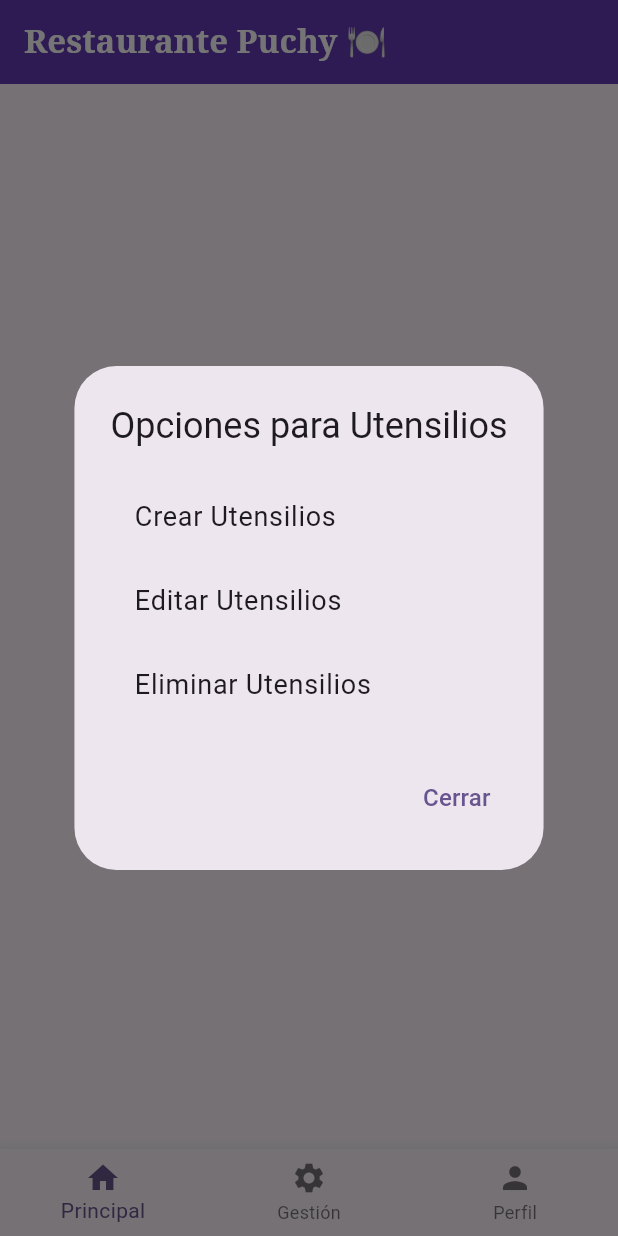
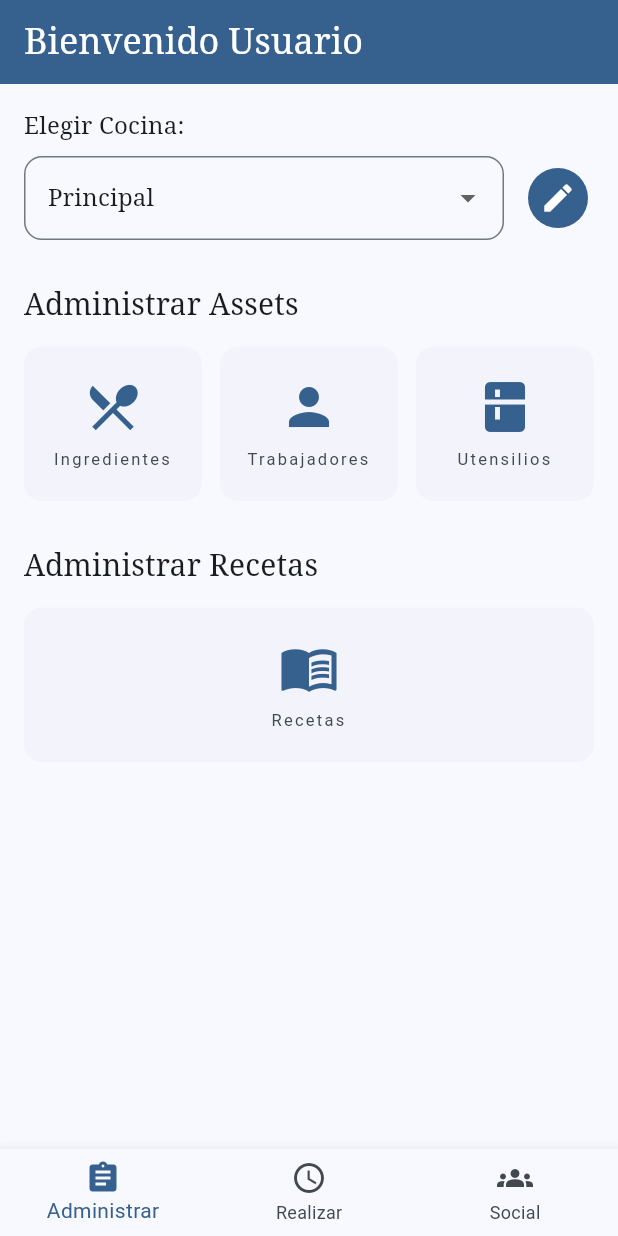
Before and after one commit to rikich3/kefa, a Flutter app: the screen it shows after launch, after a tap on "Utensilios", on a phone screen of 412 x 824 dp. Run offline on Flutter 3.47's test engine with Material 3 defaults, Android fonts, the phone set to English and light mode, and no system bars; our stand-ins replace google_fonts; Roboto replaces fonts that are missing (SansSerif).

Commit message:
Aplicacion base, con Material Design 3

```diff
--- /dev/null
+++ b/lib/home_page.dart
@@ -0,0 +1,76 @@
+import 'package:flutter/material.dart';
+import 'manage_tab.dart'; // Importar la pestaña de administración
+import 'work_tab.dart'; // Importar placeholder
+import 'social_tab.dart'; // Importar placeholder
+
+class HomePage extends StatefulWidget {
+  const HomePage({super.key});
+
+  @override
+  State<HomePage> createState() => _HomePageState();
+}
+
+class _HomePageState extends State<HomePage> {
+  int _selectedIndex = 0; // Índice seleccionado por defecto
+
+  // Lista de widgets para cada pestaña del BottomNavBar
+  static const List<Widget> _widgetOptions = <Widget>[
+    ManageTab(), // Contenido de la pestaña Administrar
+    WorkTabPlaceholder(), // Contenido de la pestaña Realizar (Placeholder)
+    SocialTabPlaceholder(), // Contenido de la pestaña Social (Placeholder)
+  ];
+
+  // Función que se llama cuando se toca un ítem del BottomNavBar
+  void _onItemTapped(int index) {
+    setState(() {
+      _selectedIndex = index; // Actualizar el índice seleccionado
+    });
+  }
+
+  @override
+  Widget build(BuildContext context) {
+    // Acceder al ColorScheme y TextTheme definidos en ThemeData
+    final ColorScheme colorScheme = Theme.of(context).colorScheme;
+    final TextTheme textTheme = Theme.of(context).textTheme;
+
+    return Scaffold(
+      appBar: AppBar(
+        // Título de la AppBar, usando un estilo de texto del tema (serif)
+        title: Text(
+          'Bienvenido Usuario',
+          style: textTheme.headlineSmall?.copyWith(color: colorScheme.onPrimary), // Usar color contrastante sobre primary
+        ),
+        backgroundColor: colorScheme.primary, // Color de fondo de la AppBar (del tema)
+        foregroundColor: colorScheme.onPrimary, // Color de los iconos y texto en la AppBar (del tema)
+      ),
+      // El cuerpo usa IndexedStack para mostrar el widget correspondiente al índice seleccionado
+      body: IndexedStack(
+        index: _selectedIndex,
+        children: _widgetOptions,
+      ),
+      // El BottomNavigationBar
+      bottomNavigationBar: BottomNavigationBar(
+        items: const <BottomNavigationBarItem>[
+          BottomNavigationBarItem(
+            icon: Icon(Icons.assignment), // Icono de portapapeles/lista
+            label: 'Administrar',
+          ),
+          BottomNavigationBarItem(
+            icon: Icon(Icons.access_time), // Icono de reloj
+            label: 'Realizar',
+          ),
+          BottomNavigationBarItem(
+            icon: Icon(Icons.groups), // Icono de grupo/social
+            label: 'Social',
+          ),
+        ],
+        currentIndex: _selectedIndex, // Índice seleccionado actualmente
+        selectedItemColor: colorScheme.primary, // Color del ítem seleccionado (M3 lo usa así por defecto)
+        unselectedItemColor: colorScheme.onSurfaceVariant, // Color de los ítems no seleccionados
+        onTap: _onItemTapped, // Función que se llama al tocar un ítem
+        // Puedes personalizar el estilo del BottomNavBar aún más si lo deseas,
+        // pero con M3 habilitado y ColorScheme definido, ya tiene un buen look por defecto.
+      ),
+    );
+  }
+}
--- a/lib/main.dart
+++ b/lib/main.dart
@@ -1,304 +1,59 @@
 import 'package:flutter/material.dart';
+import 'package:google_fonts/google_fonts.dart'; // Importar google_fonts
+import 'home_page.dart'; // Importar la pantalla principal
 
 void main() {
-  runApp(MyApp());
+  runApp(const MyApp());
 }
 
-// Punto de entrada de la app
 class MyApp extends StatelessWidget {
   const MyApp({super.key});
 
   @override
   Widget build(BuildContext context) {
+    // Elegimos una fuente serif de Google Fonts para títulos/subtítulos
+    // Y usamos la fuente por defecto de Material Design (generalmente Roboto/system sans-serif)
+    // para el resto del texto.
+    final TextTheme myTextTheme = TextTheme(
+      displayLarge: TextStyle(fontFamily: 'serif', fontSize: 96, fontWeight: FontWeight.w300, letterSpacing: -1.5),
+      displayMedium: TextStyle(fontFamily: 'serif', fontSize: 60, fontWeight: FontWeight.w300, letterSpacing: -0.5),
+      displaySmall: TextStyle(fontFamily: 'serif', fontSize: 48, fontWeight: FontWeight.w400),
+      headlineLarge: TextStyle(fontFamily: 'serif', fontSize: 40, fontWeight: FontWeight.w400),
+      headlineMedium: TextStyle(fontFamily: 'serif', fontSize: 34, fontWeight: FontWeight.w400, letterSpacing: 0.25),
+      headlineSmall: TextStyle(fontFamily: 'serif', fontSize: 24, fontWeight: FontWeight.w400),
+      titleLarge: TextStyle(fontFamily: 'serif', fontSize: 20, fontWeight: FontWeight.w500, letterSpacing: 0.15),
+      titleMedium: TextStyle(fontFamily: 'serif', fontSize: 16, fontWeight: FontWeight.w400, letterSpacing: 0.15),
+      titleSmall: TextStyle(fontFamily: 'serif', fontSize: 14, fontWeight: FontWeight.w500, letterSpacing: 0.1),
+      bodyLarge: TextStyle(fontFamily: 'sans-serif', fontSize: 16, fontWeight: FontWeight.w400, letterSpacing: 0.5),
+      bodyMedium: TextStyle(fontFamily: 'sans-serif', fontSize: 14, fontWeight: FontWeight.w400, letterSpacing: 0.25),
+      bodySmall: TextStyle(fontFamily: 'sans-serif', fontSize: 12, fontWeight: FontWeight.w400, letterSpacing: 0.4),
+      labelLarge: TextStyle(fontFamily: 'sans-serif', fontSize: 14, fontWeight: FontWeight.w500, letterSpacing: 1.25),
+      labelMedium: TextStyle(fontFamily: 'sans-serif', fontSize: 11, fontWeight: FontWeight.w400, letterSpacing: 1.5),
+      labelSmall: TextStyle(fontFamily: 'sans-serif', fontSize: 10, fontWeight: FontWeight.w400, letterSpacing: 1.5),
+    );
+
     return MaterialApp(
-      title: 'Gestión de Cocina',
+      title: 'kefa, cocina virtual',
+      // Habilitar Material Design 3
       theme: ThemeData(
-      useMaterial3: true,
-      primarySwatch: Colors.deepPurple,
-      colorScheme: ColorScheme.fromSeed(seedColor: Colors.deepPurple),
-      appBarTheme: AppBarTheme(
-        backgroundColor: Colors.deepPurple,
-        foregroundColor: Colors.white,
-        titleTextStyle: TextStyle(
-        fontFamily: 'Serif',
-        fontSize: 22,
-        fontWeight: FontWeight.bold,
-        ),
+        useMaterial3: true,
+        // Generar paleta de colores M3 basada en un color semilla (morado)
+        colorScheme: ColorScheme.fromSeed(seedColor: Colors.blue),
+        // Aplicar la tipografía personalizada
+        textTheme: myTextTheme,
+        // Puedes ajustar otros aspectos del tema aquí si es necesario
       ),
-      textTheme: TextTheme(
-        headlineLarge: TextStyle(
-        fontFamily: 'Serif',
-        fontSize: 32,
-        fontWeight: FontWeight.bold,
-        color: Colors.deepPurple,
-        ),
-        headlineMedium: TextStyle(
-        fontFamily: 'Serif',
-        fontSize: 24,
-        fontWeight: FontWeight.bold,
-        color: Colors.deepPurple,
-        ),
-        bodyLarge: TextStyle(
-        fontFamily: 'SansSerif',
-        fontSize: 18,
-        color: Colors.black87,
-        ),
-        bodyMedium: TextStyle(
-        fontFamily: 'SansSerif',
-        fontSize: 14,
-        color: Colors.black87,
-        ),
-        labelLarge: TextStyle(
-        fontFamily: 'SansSerif',
-        fontSize: 16,
-        color: Colors.deepPurple,
-        ),
+      // Opcional: Configurar un tema oscuro si lo deseas
+      darkTheme: ThemeData(
+         useMaterial3: true,
+         colorScheme: ColorScheme.fromSeed(seedColor: Colors.white, brightness: Brightness.dark),
+         textTheme: myTextTheme, // Usar la misma tipografía, se adapta a colores oscuros
       ),
-      elevatedButtonTheme: ElevatedButtonThemeData(
-        style: ElevatedButton.styleFrom(
-        backgroundColor: Colors.deepPurple,
-        foregroundColor: Colors.white,
-        textStyle: TextStyle(
-          fontFamily: 'SansSerif',
-          fontSize: 16,
-          fontWeight: FontWeight.bold,
-        ),
-        ),
-      ),
-      ),
-      darkTheme: ThemeData(
-      useMaterial3: true,
-      brightness: Brightness.dark,
-      colorScheme: ColorScheme.fromSeed(
-        seedColor: Colors.deepPurple,
-        brightness: Brightness.dark,
-      ),
-      appBarTheme: AppBarTheme(
-        backgroundColor: Colors.deepPurple[700],
-        foregroundColor: Colors.white,
-        titleTextStyle: TextStyle(
-        fontFamily: 'Serif',
-        fontSize: 22,
-        fontWeight: FontWeight.bold,
-        color: Colors.white,
-        ),
-      ),
-      textTheme: TextTheme(
-        headlineLarge: TextStyle(
-        fontFamily: 'Serif',
-        fontSize: 32,
-        fontWeight: FontWeight.bold,
-        color: Colors.deepPurple[200],
-        ),
-        headlineMedium: TextStyle(
-        fontFamily: 'Serif',
-        fontSize: 24,
-        fontWeight: FontWeight.bold,
-        color: Colors.deepPurple[200],
-        ),
-        bodyLarge: TextStyle(
-        fontFamily: 'SansSerif',
-        fontSize: 18,
-        color: Colors.white,
-        ),
-        bodyMedium: TextStyle(
-        fontFamily: 'SansSerif',
-        fontSize: 14,
-        color: Colors.white70,
-        ),
-        labelLarge: TextStyle(
-        fontFamily: 'SansSerif',
-        fontSize: 16,
-        color: Colors.deepPurple[200],
-        ),
-      ),
-      elevatedButtonTheme: ElevatedButtonThemeData(
-        style: ElevatedButton.styleFrom(
-        backgroundColor: Colors.deepPurple[700],
-        foregroundColor: Colors.white,
-        textStyle: TextStyle(
-          fontFamily: 'SansSerif',
-          fontSize: 16,
-          fontWeight: FontWeight.bold,
-        ),
-        ),
-      ),
-      ),
-      themeMode: ThemeMode.system,
-      home: HomeWithBottomNav(),
+      // Opcional: Decidir cómo se aplica el tema (sistema, claro, oscuro)
+      themeMode: ThemeMode.system, // Seguir la configuración del sistema operativo
+
+      home: const HomePage(), // Establecer la pantalla principal
+      debugShowCheckedModeBanner: false, // Ocultar el banner de debug
     );
   }
 }
-
-// Widget principal que maneja el BottomNavigationBar
-class HomeWithBottomNav extends StatefulWidget {
-  const HomeWithBottomNav({super.key});
-
-  @override
-  _HomeWithBottomNavState createState() => _HomeWithBottomNavState();
-}
-
-class _HomeWithBottomNavState extends State<HomeWithBottomNav> {
-  int _selectedIndex = 0;
-
-  final List<Widget> _pantallas = [
-    PantallaPrincipal(),
-    PlaceholderWidget('Gestión'),
-    PlaceholderWidget('Perfil'),
-  ];
-
-  void _onItemTapped(int index) {
-    setState(() {
-      _selectedIndex = index;
-    });
-  }
-
-  @override
-  Widget build(BuildContext context) {
-    return Scaffold(
-      body: _pantallas[_selectedIndex],
-      bottomNavigationBar: BottomNavigationBar(
-        currentIndex: _selectedIndex,
-        onTap: _onItemTapped,
-        items: const [
-          BottomNavigationBarItem(
-              icon: Icon(Icons.home), label: 'Principal'),
-          BottomNavigationBarItem(
-              icon: Icon(Icons.settings), label: 'Gestión'),
-          BottomNavigationBarItem(
-              icon: Icon(Icons.person), label: 'Perfil'),
-        ],
-      ),
-    );
-  }
-}
-
-// Pantalla principal con AppBar y 4 botones
-class PantallaPrincipal extends StatelessWidget {
-  const PantallaPrincipal({super.key});
-
-  void mostrarOpciones(BuildContext context, String titulo) {
-    showDialog(
-      context: context,
-      builder: (context) {
-        return AlertDialog(
-          title: Text('Opciones para $titulo'),
-          content: Column(
-            mainAxisSize: MainAxisSize.min,
-            children: [
-              ListTile(title: Text('Crear $titulo')),
-              ListTile(title: Text('Editar $titulo')),
-              ListTile(title: Text('Eliminar $titulo')),
-            ],
-          ),
-          actions: [
-            TextButton(
-              child: Text('Cerrar'),
-              onPressed: () => Navigator.of(context).pop(),
-            ),
-          ],
-        );
-      },
-    );
-  }
-
-  @override
-  Widget build(BuildContext context) {
-    return Scaffold(
-      appBar: AppBar(
-        title: Text('Restaurante Puchy 🍽️'),
-      ),
-      body: Padding(
-        padding: const EdgeInsets.all(20),
-        child: Center(
-          child: SizedBox(
-            width: 250,
-            child: ListView(
-              shrinkWrap: true,
-              children: [
-          SizedBox(
-            width: 200,
-            height: 60,
-            child: ElevatedButton(
-              onPressed: () => mostrarOpciones(context, 'Cocineros'),
-              child: Text('Cocineros'),
-            ),
-          ),
-          SizedBox(height: 30),
-          SizedBox(
-            width: 200,
-            height: 60,
-            child: ElevatedButton(
-              onPressed: () => mostrarOpciones(context, 'Utensilios'),
-              child: Text('Utensilios'),
-            ),
-          ),
-          SizedBox(height: 30),
-          SizedBox(
-            width: 200,
-            height: 60,
-            child: ElevatedButton(
-              onPressed: () => mostrarOpciones(context, 'Cocinas'),
-              child: Text('Cocinas'),
-            ),
-          ),
-          SizedBox(height: 30),
-          SizedBox(
-            width: 200,
-            height: 60,
-            child: ElevatedButton(
-              onPressed: () {
-                Navigator.of(context).push(
-            MaterialPageRoute(builder: (_) => PantallaRecetas()),
-                );
-              },
-              child: Text('Recetas'),
-            ),
-          ),
-              ],
-            ),
-          ),
-        )
-        ),
-    );
-  }
-}
-
-// Pantalla nueva para recetas
-class PantallaRecetas extends StatelessWidget {
-  const PantallaRecetas({super.key});
-
-  @override
-  Widget build(BuildContext context) {
-    return Scaffold(
-      appBar: AppBar(
-        title: Text('Recetas'),
-      ),
-      body: Center(
-        child: Text(
-          'Aquí van las recetas 🍲',
-          style: TextStyle(fontSize: 20),
-        ),
-      ),
-    );
-  }
-}
-
-// Pantallas vacías para "Gestión" y "Perfil"
-class PlaceholderWidget extends StatelessWidget {
-  final String texto;
-
-  const PlaceholderWidget(this.texto, {super.key});
-
-  @override
-  Widget build(BuildContext context) {
-    return Scaffold(
-      appBar: AppBar(
-        title: Text(texto),
-      ),
-      body: Center(
-        child: Text('Sección: $texto'),
-      ),
-    );
-  }
-}
--- /dev/null
+++ b/lib/manage_tab.dart
@@ -0,0 +1,188 @@
+import 'package:flutter/material.dart';
+
+class ManageTab extends StatefulWidget {
+  const ManageTab({super.key});
+
+  @override
+  State<ManageTab> createState() => _ManageTabState();
+}
+
+class _ManageTabState extends State<ManageTab> {
+  // Estado para el Dropdown
+  String _selectedKitchen = 'Principal';
+  final List<String> _kitchens = ['Principal', 'Cocina 2', 'Cocina 3', 'Cocina 4'];
+
+  // Función dummy para el tap en Assets/Recetas (por ahora solo imprime)
+  void _onSectionTapped(String sectionName) {
+    print('Sección "$sectionName" seleccionada');
+    // Aquí iría la lógica para navegar o abrir un modal
+  }
+
+  @override
+  Widget build(BuildContext context) {
+    final TextTheme textTheme = Theme.of(context).textTheme;
+    final ColorScheme colorScheme = Theme.of(context).colorScheme;
+
+    return Padding(
+      padding: const EdgeInsets.all(16.0), // Padding general para el contenido de la pestaña
+      child: ListView( // Usamos ListView para que el contenido pueda scroll si es necesario
+        children: <Widget>[
+          // --- Sección Elegir Cocina ---
+          Text(
+            'Elegir Cocina:',
+            style: textTheme.titleMedium, // Estilo para un título de sección pequeño
+          ),
+          const SizedBox(height: 8),
+          Row(
+            mainAxisAlignment: MainAxisAlignment.spaceBetween, // Espacio entre elementos
+            children: [
+              // Dropdown para elegir cocina
+              Expanded( // Permite que el Dropdown ocupe el espacio disponible
+                child: DropdownButtonFormField<String>(
+                  value: _selectedKitchen,
+                  items: _kitchens.map((String kitchen) {
+                    return DropdownMenuItem<String>(
+                      value: kitchen,
+                      child: Text(kitchen),
+                    );
+                  }).toList(),
+                  onChanged: (String? newValue) {
+                    if (newValue != null) {
+                      setState(() {
+                        _selectedKitchen = newValue;
+                      });
+                      print('Cocina seleccionada: $_selectedKitchen');
+                      // Aquí podrías cargar los datos de la nueva cocina
+                    }
+                  },
+                  decoration: InputDecoration(
+                    // Estilo M3 para el Dropdown
+                    contentPadding: const EdgeInsets.symmetric(horizontal: 12, vertical: 16),
+                    border: OutlineInputBorder(
+                      borderRadius: BorderRadius.circular(12.0), // Bordes redondeados M3
+                    ),
+                    // filled: true, // Opcional: si quieres un fondo relleno
+                    // fillColor: colorScheme.surfaceVariant.withOpacity(0.2), // Opcional: color de fondo
+                  ),
+                ),
+              ),
+              const SizedBox(width: 12), // Espacio entre dropdown y botón
+              // Botón de icono para editar cocina (sin funcionalidad por ahora)
+              IconButton.filled( // Opcional: IconButton.filled para un look M3 con fondo
+                onPressed: () {
+                  print('Botón Editar Cocina presionado');
+                  // Funcionalidad de edición de cocina aquí
+                },
+                icon: const Icon(Icons.edit),
+                tooltip: 'Editar Cocina Actual',
+              ),
+            ],
+          ),
+          const SizedBox(height: 30), // Espacio grande entre secciones
+
+          // --- Sección Administrar Assets ---
+          Text(
+            'Administrar Assets',
+            style: textTheme.titleLarge, // Estilo para un título de sección principal (serif)
+          ),
+          const SizedBox(height: 16),
+          Row( // Fila para las 3 secciones seleccionables
+            mainAxisAlignment: MainAxisAlignment.spaceEvenly, // Espacio equitativo
+            children: [
+              // Sección Ingredientes
+              Expanded(
+                child: _buildAssetSection(
+                  icon: Icons.restaurant_menu, // Icono para ingredientes
+                  text: 'Ingredientes',
+                  onTap: () => _onSectionTapped('Ingredientes'),
+                ),
+              ),
+              const SizedBox(width: 12), // Espacio entre secciones
+              // Sección Trabajadores
+              Expanded(
+                child: _buildAssetSection(
+                  icon: Icons.person, // Icono para trabajadores
+                  text: 'Trabajadores',
+                  onTap: () => _onSectionTapped('Trabajadores'),
+                ),
+              ),
+              const SizedBox(width: 12), // Espacio entre secciones
+              // Sección Utensilios
+              Expanded(
+                child: _buildAssetSection(
+                  icon: Icons.kitchen, // Icono para utensilios (o Icons.cutlery)
+                  text: 'Utensilios',
+                  onTap: () => _onSectionTapped('Utensilios'),
+                ),
+              ),
+            ],
+          ),
+          const SizedBox(height: 30), // Espacio grande entre secciones
+
+          // --- Sección Administrar Recetas ---
+           Text(
+            'Administrar Recetas',
+            style: textTheme.titleLarge, // Estilo para un título de sección principal (serif)
+          ),
+          const SizedBox(height: 16),
+          Row( // Fila para la sección seleccionable (solo una)
+            children: [
+              Expanded(
+                 child: _buildAssetSection( // Reutilizamos la misma estructura de widget
+                  icon: Icons.menu_book, // Icono para recetas/libro
+                  text: 'Recetas',
+                  onTap: () => _onSectionTapped('Recetas'),
+                ),
+              ),
+              // No hay más elementos en esta fila, el Expanded ocupará el espacio restante
+            ],
+          ),
+          // Puedes añadir más SizedBox al final si necesitas espacio extra para el scroll
+          const SizedBox(height: 50),
+        ],
+      ),
+    );
+  }
+
+  // Widget auxiliar para construir las secciones seleccionables de Assets/Recetas
+  Widget _buildAssetSection({
+    required IconData icon,
+    required String text,
+    required VoidCallback onTap,
+  }) {
+    final ColorScheme colorScheme = Theme.of(context).colorScheme;
+    final TextTheme textTheme = Theme.of(context).textTheme;
+
+    return InkWell( // Hace que la sección sea clicable y muestre feedback visual (splash)
+      onTap: onTap,
+      borderRadius: BorderRadius.circular(12.0), // Bordes redondeados para el feedback visual
+      child: Container(
+        padding: const EdgeInsets.symmetric(vertical: 20.0, horizontal: 8.0), // Padding interno
+        decoration: BoxDecoration(
+          color: colorScheme.surfaceVariant.withOpacity(0.2), // Un color de fondo suave de M3
+          borderRadius: BorderRadius.circular(12.0), // Bordes redondeados del contenedor
+          // Opcional: añadir un borde sutil
+          // border: Border.all(color: colorScheme.outline),
+        ),
+        child: Column(
+          mainAxisSize: MainAxisSize.min, // Ajustar al contenido
+          children: [
+            Icon(
+              icon,
+              size: 40,
+              color: colorScheme.primary, // Color primario de M3 para los iconos
+            ),
+            const SizedBox(height: 8), // Espacio entre icono y texto
+            Text(
+              text,
+              textAlign: TextAlign.center,
+              style: textTheme.labelMedium?.copyWith(color: colorScheme.onSurfaceVariant), // Estilo de texto pequeño (sans-serif)
+              maxLines: 2, // Permitir 2 líneas si el texto es largo
+              overflow: TextOverflow.ellipsis, // Añadir puntos suspensivos si el texto es demasiado largo
+            ),
+          ],
+        ),
+      ),
+    );
+  }
+}
--- /dev/null
+++ b/lib/social_tab.dart
@@ -0,0 +1,12 @@
+import 'package:flutter/material.dart';
+
+class SocialTabPlaceholder extends StatelessWidget {
+  const SocialTabPlaceholder({super.key});
+
+  @override
+  Widget build(BuildContext context) {
+    return const Center(
+      child: Text('Contenido de la pestaña Social (Próximamente)'),
+    );
+  }
+}
--- /dev/null
+++ b/lib/work_tab.dart
@@ -0,0 +1,12 @@
+import 'package:flutter/material.dart';
+
+class WorkTabPlaceholder extends StatelessWidget {
+  const WorkTabPlaceholder({super.key});
+
+  @override
+  Widget build(BuildContext context) {
+    return const Center(
+      child: Text('Contenido de la pestaña Realizar (Próximamente)'),
+    );
+  }
+}
```
